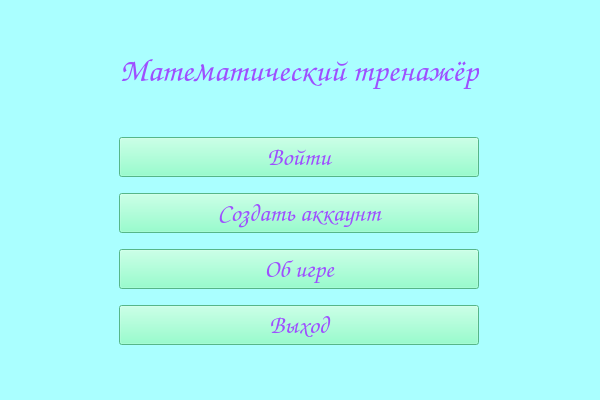
Qt form mainwindow.ui (Vladusecho/MathTrainer) before a commit.
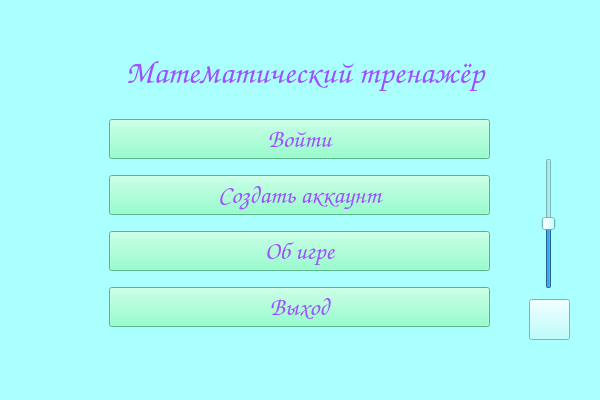
The same form after that commit.

Commit message: Finished adding background music. Also create slider and button for regulation music!

```diff
--- a/mainwindow.ui
+++ b/mainwindow.ui
@@ -48,41 +48,15 @@
      <widget class="QWidget" name="gridLayoutWidget">
       <property name="geometry">
        <rect>
-        <x>-10</x>
-        <y>0</y>
-        <width>601</width>
-        <height>351</height>
+        <x>100</x>
+        <y>100</y>
+        <width>381</width>
+        <height>231</height>
        </rect>
       </property>
       <layout class="QGridLayout" name="gridLayout">
-       <item row="1" column="0">
-        <widget class="QLabel" name="mainNameGame">
-         <property name="sizePolicy">
-          <sizepolicy hsizetype="Maximum" vsizetype="Maximum">
-           <horstretch>0</horstretch>
-           <verstretch>0</verstretch>
-          </sizepolicy>
-         </property>
-         <property name="font">
-          <font>
-           <family>Comic Sans MS</family>
-           <pointsize>25</pointsize>
-           <bold>true</bold>
-          </font>
-         </property>
-         <property name="styleSheet">
-          <string notr="true">color:rgb(158, 79, 255)</string>
-         </property>
-         <property name="text">
-          <string>Математический тренажёр</string>
-         </property>
-         <property name="alignment">
-          <set>Qt::AlignmentFlag::AlignCenter</set>
-         </property>
-        </widget>
-       </item>
-       <item row="6" column="0">
-        <widget class="QPushButton" name="btn_exit">
+       <item row="2" column="0">
+        <widget class="QPushButton" name="btn_about">
          <property name="sizePolicy">
           <sizepolicy hsizetype="Minimum" vsizetype="Maximum">
            <horstretch>0</horstretch>
@@ -107,14 +81,14 @@
 background:rgb(120, 255, 192)</string>
          </property>
          <property name="text">
-          <string>Выход</string>
+          <string>Об игре</string>
          </property>
          <property name="autoDefault">
           <bool>false</bool>
          </property>
         </widget>
        </item>
-       <item row="3" column="0">
+       <item row="0" column="0">
         <widget class="QPushButton" name="btn_login">
          <property name="sizePolicy">
           <sizepolicy hsizetype="Minimum" vsizetype="Maximum">
@@ -148,20 +122,7 @@
          </property>
         </widget>
        </item>
-       <item row="0" column="0">
-        <widget class="QLabel" name="label">
-         <property name="sizePolicy">
-          <sizepolicy hsizetype="Preferred" vsizetype="Maximum">
-           <horstretch>0</horstretch>
-           <verstretch>0</verstretch>
-          </sizepolicy>
-         </property>
-         <property name="text">
-          <string/>
-         </property>
-        </widget>
-       </item>
-       <item row="4" column="0">
+       <item row="1" column="0">
         <widget class="QPushButton" name="btn_reg">
          <property name="sizePolicy">
           <sizepolicy hsizetype="Minimum" vsizetype="Maximum">
@@ -191,21 +152,8 @@
          </property>
         </widget>
        </item>
-       <item row="2" column="0">
-        <widget class="QLabel" name="label_2">
-         <property name="sizePolicy">
-          <sizepolicy hsizetype="Preferred" vsizetype="Maximum">
-           <horstretch>0</horstretch>
-           <verstretch>0</verstretch>
-          </sizepolicy>
-         </property>
-         <property name="text">
-          <string/>
-         </property>
-        </widget>
-       </item>
-       <item row="5" column="0">
-        <widget class="QPushButton" name="btn_about">
+       <item row="3" column="0">
+        <widget class="QPushButton" name="btn_exit">
          <property name="sizePolicy">
           <sizepolicy hsizetype="Minimum" vsizetype="Maximum">
            <horstretch>0</horstretch>
@@ -230,7 +178,7 @@
 background:rgb(120, 255, 192)</string>
          </property>
          <property name="text">
-          <string>Об игре</string>
+          <string>Выход</string>
          </property>
          <property name="autoDefault">
           <bool>false</bool>
@@ -239,6 +187,73 @@
        </item>
       </layout>
      </widget>
+     <widget class="QLabel" name="mainNameGame">
+      <property name="geometry">
+       <rect>
+        <x>80</x>
+        <y>40</y>
+        <width>432</width>
+        <height>46</height>
+       </rect>
+      </property>
+      <property name="sizePolicy">
+       <sizepolicy hsizetype="Maximum" vsizetype="Maximum">
+        <horstretch>0</horstretch>
+        <verstretch>0</verstretch>
+       </sizepolicy>
+      </property>
+      <property name="font">
+       <font>
+        <family>Comic Sans MS</family>
+        <pointsize>25</pointsize>
+        <bold>true</bold>
+       </font>
+      </property>
+      <property name="styleSheet">
+       <string notr="true">color:rgb(158, 79, 255)</string>
+      </property>
+      <property name="text">
+       <string>Математический тренажёр</string>
+      </property>
+      <property name="alignment">
+       <set>Qt::AlignmentFlag::AlignCenter</set>
+      </property>
+     </widget>
+     <widget class="QPushButton" name="btn_sound">
+      <property name="geometry">
+       <rect>
+        <x>520</x>
+        <y>290</y>
+        <width>41</width>
+        <height>41</height>
+       </rect>
+      </property>
+      <property name="text">
+       <string/>
+      </property>
+     </widget>
+     <widget class="QSlider" name="verticalSlider">
+      <property name="geometry">
+       <rect>
+        <x>530</x>
+        <y>149</y>
+        <width>20</width>
+        <height>131</height>
+       </rect>
+      </property>
+      <property name="cursor">
+       <cursorShape>PointingHandCursor</cursorShape>
+      </property>
+      <property name="maximum">
+       <number>100</number>
+      </property>
+      <property name="sliderPosition">
+       <number>50</number>
+      </property>
+      <property name="orientation">
+       <enum>Qt::Orientation::Vertical</enum>
+      </property>
+     </widget>
     </widget>
     <widget class="QWidget" name="game">
      <widget class="QLabel" name="ll_main_menu">
```
Left out of the diff: 77 changed lines with no effect on the pictures. The commit also changes 11 other files.
